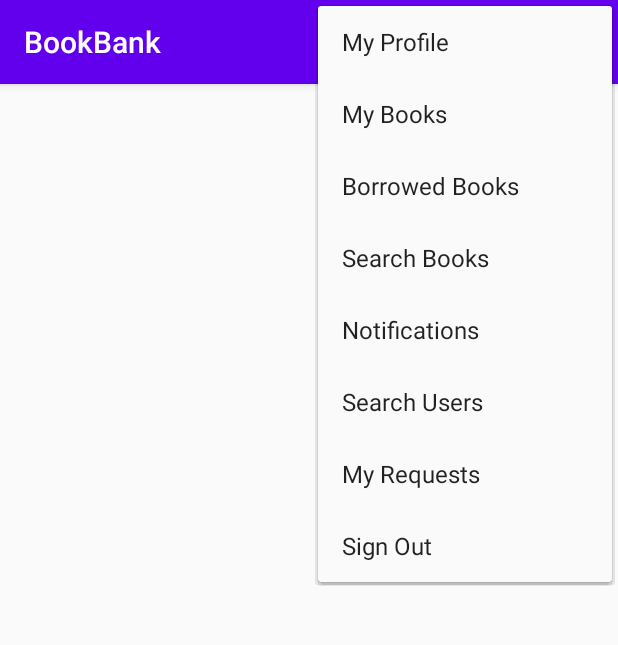
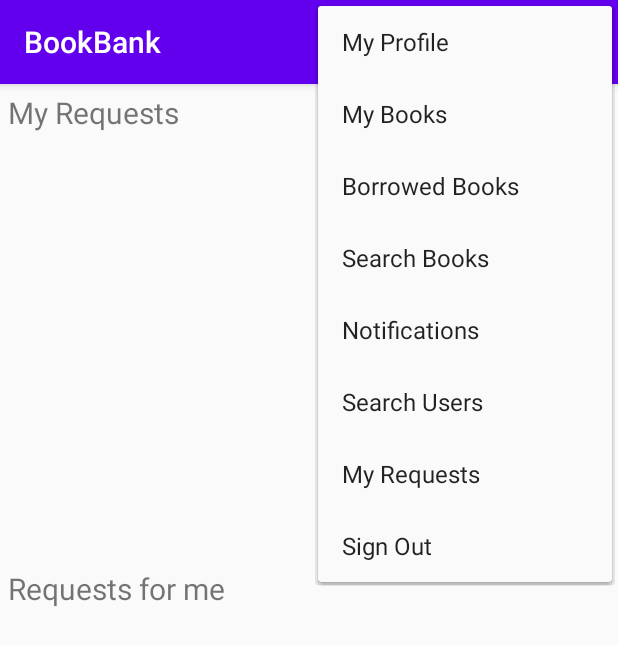
Before and after one commit to NVectors/BookBank, an Android app: the NotificationsActivity screen opened directly, with no data from a screen before it, with the options menu open, on a phone screen of 412 x 824 dp. Shown: the top 645 px of the screen. Run offline under Robolectric (Android 15) with nearby library versions, the phone set to English and light mode, and no system bars; our stand-ins replace Firebase (no records; nobody signed in at launch, a user with empty details on screens opened directly).

Commit message:
Updated the NotificationsActivity

```diff
--- a/app/src/main/java/com/example/bookbank/activities/NotificationsActivity.java
+++ b/app/src/main/java/com/example/bookbank/activities/NotificationsActivity.java
@@ -33,9 +33,12 @@ import java.util.ArrayList;
 public class NotificationsActivity extends AppCompatActivity {
     private FirebaseFirestore db;
     private FirebaseAuth firebaseAuth;
-    private ListView notificationList;
-    private ArrayList<Notification> notifications;
-    private ArrayAdapter<Notification> notificationAdapter;
+    private ListView myNotificationList;
+    private ListView otherNotificationList;
+    private ArrayList<Notification> myNotifications;
+    private ArrayList<Notification> otherNotifications;
+    private ArrayAdapter<Notification> myNotificationAdapter;
+    private ArrayAdapter<Notification> otherNotificationAdapter;
 
     @Override
     protected void onCreate(Bundle savedInstanceState) {
@@ -54,25 +57,45 @@ public class NotificationsActivity extends AppCompatActivity {
         /** Get top level reference to the collection Notification */
         final CollectionReference notificationReference = db.collection("Notification");
 
-        /** Find reference to the ListView */
-        notificationList = findViewById(R.id.notification_list);
-        notifications = new ArrayList<>();
+        /** Find reference to the ListViews */
+        myNotificationList = findViewById(R.id.my_notification_list);
+        otherNotificationList = findViewById(R.id.others_notification_list);
 
-        notificationAdapter = new NotificationsAdapter(this, R.layout.notification_block, notifications);
-        notificationList.setAdapter(notificationAdapter);
+        myNotifications = new ArrayList<>();
+        otherNotifications = new ArrayList<>();
+
+        myNotificationAdapter = new NotificationsAdapter(this, R.layout.notification_block, myNotifications);
+        myNotificationList.setAdapter(myNotificationAdapter);
+
+        otherNotificationAdapter = new NotificationsAdapter(this, R.layout.notification_block, otherNotifications);
+        otherNotificationList.setAdapter(otherNotificationAdapter);
 
         /** If the notification in list view is long clicked */
-        notificationList.setOnItemLongClickListener(new AdapterView.OnItemLongClickListener() {
+        myNotificationList.setOnItemLongClickListener(new AdapterView.OnItemLongClickListener() {
             @Override
             public boolean onItemLongClick(AdapterView<?> parent, View view, int position, long id) {
-                Notification clickedNotification = notifications.get(position);
+                Notification clickedNotification = myNotifications.get(position);
                 db.collection("Notification").document(clickedNotification.getId()).delete();
-                notifications.remove(clickedNotification);
-                notificationAdapter.notifyDataSetChanged();
+                myNotifications.remove(clickedNotification);
+                myNotificationAdapter.notifyDataSetChanged();
 
                 return false;
             }
         });
+
+        otherNotificationList.setOnItemLongClickListener(new AdapterView.OnItemLongClickListener() {
+            @Override
+            public boolean onItemLongClick(AdapterView<?> parent, View view, int position, long id) {
+                Notification clickedNotification = otherNotifications.get(position);
+                db.collection("Notification").document(clickedNotification.getId()).delete();
+                otherNotifications.remove(clickedNotification);
+                otherNotificationAdapter.notifyDataSetChanged();
+
+                return false;
+            }
+        });
+
+
 
         /**  Realtime updates, snapshot is the state of the database at any given point of time */
         notificationReference.addSnapshotListener(new EventListener<QuerySnapshot>() {
@@ -80,7 +103,8 @@ public class NotificationsActivity extends AppCompatActivity {
             /** Method is executed whenever any new event occurs in the remote database */
             public void onEvent(@Nullable QuerySnapshot queryDocumentSnapshots, @Nullable FirebaseFirestoreException error) {
                 // Clear the old list
-                notifications.clear();
+                myNotifications.clear();
+                otherNotifications.clear();
 
                 for (QueryDocumentSnapshot doc: queryDocumentSnapshots)
                 {
@@ -92,12 +116,20 @@ public class NotificationsActivity extends AppCompatActivity {
                     String id = (String) doc.getData().get("id");
                     String message = (String) doc.getData().get("message");
                     String userId = (String) doc.getData().get("userId");
+                    String bookOwnerId = (String) doc.getData().get("bookOwnerId");
 
-                    if (userId.equals(user.getUid())) { //Display books that only belong to that user
-                        notifications.add(new Notification(id, userId, message)); // Add notification from FireStore
+                    if (userId.equals(user.getUid()) && !userId.equals(bookOwnerId)) { //Display books that only belong to that user
+                        myNotifications.add(new Notification(id, userId, message, bookOwnerId)); // Add notification from FireStore
                     }
+                    /*
+                    else if (userId.equals(user.getUid()) && userId.equals(bookOwnerId)){
+                        otherNotifications.add(new Notification(id, userId, message, bookOwnerId)); // Add notification from FireStore
+                    }
+
+                     */
                 }
-                notificationAdapter.notifyDataSetChanged(); //Notify the adapter of data change
+                myNotificationAdapter.notifyDataSetChanged(); //Notify the adapter of data change
+                otherNotificationAdapter.notifyDataSetChanged(); //Notify the adapter of data change
             }
         });
 
--- a/app/src/main/java/com/example/bookbank/activities/ViewSearchBookDetails.java
+++ b/app/src/main/java/com/example/bookbank/activities/ViewSearchBookDetails.java
@@ -135,7 +135,7 @@ public class ViewSearchBookDetails extends AppCompatActivity {
                         String Id;
                         Id = db.collection("Notification").document().getId();
                         DocumentReference notificationRef = db.collection("Notification").document(Id);
-                        notificationRef.set(new Notification(Id, request.getOwnerId(), "Your book " + request.getBookTitle() + " has been requested."));
+                        notificationRef.set(new Notification(Id, request.getOwnerId(), "Your book " + request.getBookTitle() + " has been requested.", request.getOwnerId()));
                     }
                 }).addOnFailureListener(new OnFailureListener() {
                     @Override
--- a/app/src/main/res/layout/activity_notifications.xml
+++ b/app/src/main/res/layout/activity_notifications.xml
@@ -1,4 +1,5 @@
 <?xml version="1.0" encoding="utf-8"?>
+
 <LinearLayout xmlns:android="http://schemas.android.com/apk/res/android"
 xmlns:app="http://schemas.android.com/apk/res-auto"
 xmlns:tools="http://schemas.android.com/tools"
@@ -28,10 +29,27 @@ tools:context=".activities.NotificationsActivity">
     android:orientation="vertical"
     android:padding="5dp">
 
+    <TextView
+        android:layout_width="wrap_content"
+        android:layout_height="wrap_content"
+        android:text="My Requests"
+        android:textSize="20sp"/>
+
     <ListView
-        android:id="@+id/notification_list"
+        android:id="@+id/my_notification_list"
         android:layout_width="match_parent"
-        android:layout_height="match_parent"/>
+        android:layout_height="290dp" />
+
+    <TextView
+        android:layout_width="wrap_content"
+        android:layout_height="wrap_content"
+        android:text="Requests for me"
+        android:textSize="20sp"/>
+
+    <ListView
+        android:id="@+id/others_notification_list"
+        android:layout_width="match_parent"
+        android:layout_height="290dp"/>
 </LinearLayout>
 
 </LinearLayout>
```
Also changed, not shown: app/src/main/java/com/example/bookbank/adapters/RequestsAdapter.java (+4 -4 lines), app/src/main/java/com/example/bookbank/models/Notification.java (+11 -1 lines).
